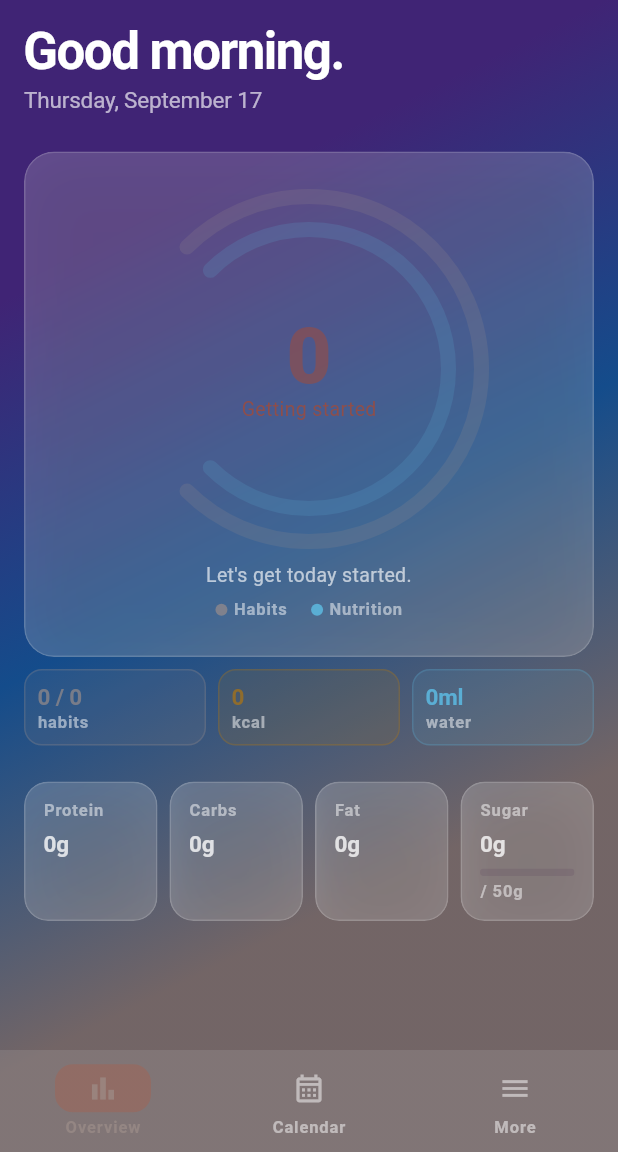
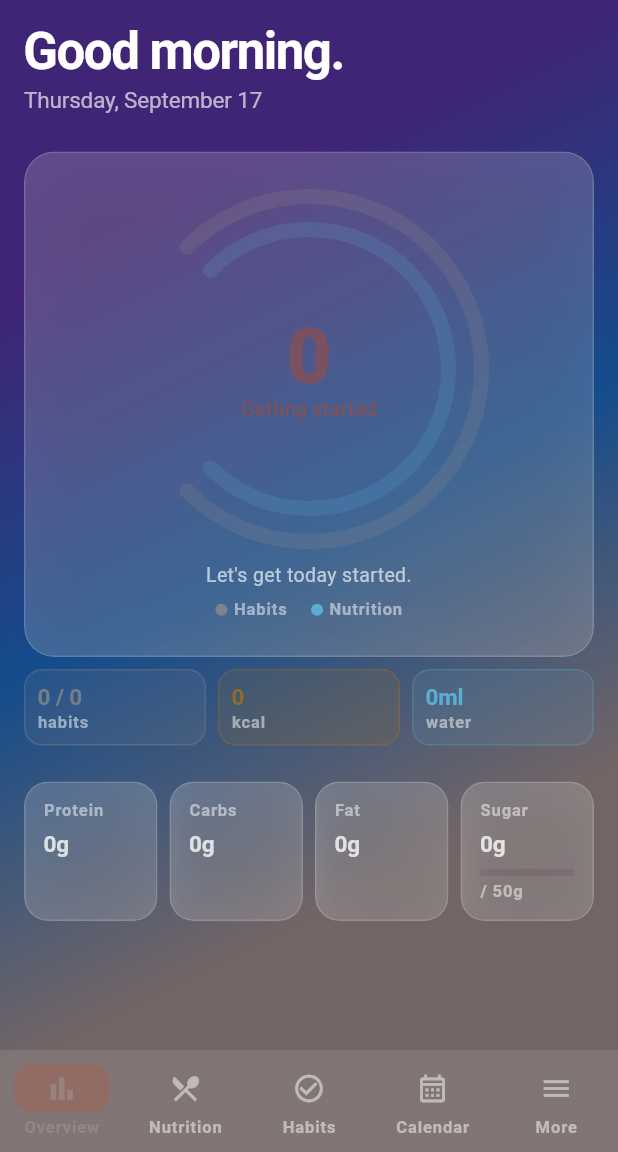
Before and after one commit to KieshaWalker/showUp-flutter, a Flutter app: the screen it shows once a user with an empty profile is signed in, on a phone screen of 412 x 824 dp, the part 84-1236 px from its top. Run offline on Flutter 3.47's test engine with Material 3 defaults, Android fonts, the phone set to English and light mode, and no system bars; our stand-ins replace confetti, drift, drift_flutter, flutter_riverpod, flutter_svg, image_picker and 1 more; accounts and stored records are empty; generated files the repository leaves out were written again.

Commit message:
Add Nutrition and Habits to bottom nav
Bottom nav is now Overview, Nutrition, Habits, Calendar, More.
Pantry and Settings moved into the More menu sheet.

Co-Authored-By: Claude Sonnet 5 <noreply@anthropic.com>

```diff
--- a/lib/main.dart
+++ b/lib/main.dart
@@ -25,7 +25,9 @@ import 'src/features/calendar/calendar_screen.dart';
 //        • no session      → show AuthScreen (login / sign-up)
 //
 // AppShell:
-//   Renders the bottom nav bar and swaps between the 7 main screens.
+//   Renders the bottom nav bar (Overview, Nutrition, Habits, Calendar, More)
+//   and swaps between the 6 main screens. Pantry and Settings live behind
+//   the "More" tab's menu sheet instead of getting their own nav slot.
 //   On first mount it calls syncFromRemote() on all three notifiers so the
 //   app catches up with any data added on other devices.
 //
@@ -33,12 +35,12 @@ import 'src/features/calendar/calendar_screen.dart';
 //   env.dart              — provides SUPABASE_URL and SUPABASE_ANON_KEY
 //   auth_provider.dart    — authStateProvider drives the auth gate
 //   auth_screen.dart      — shown when logged out
-//   presentation_screen   — Overview tab (index 0)
-//   calendar_screen       — Calendar tab (index 1)
-//   nutrition_screen      — Nutrition tab (index 2)
-//   pantry_screen         — Pantry tab (index 3)
-//   habits_screen         — Habits tab (index 4)
-//   settings_screen       — Settings tab (index 6)
+//   presentation_screen   — Overview tab (screen index 0)
+//   nutrition_screen      — Nutrition tab (screen index 1)
+//   pantry_screen         — Pantry (screen index 2, in the "More" menu)
+//   habits_screen         — Habits tab (screen index 3)
+//   calendar_screen       — Calendar tab (screen index 4)
+//   settings_screen       — Settings (screen index 5, in the "More" menu)
 
 /// Entry point for the Show Up application.
 Future<void> main() async {
@@ -155,13 +157,19 @@ class _AppShellState extends ConsumerState<AppShell> {
         bottomNavigationBar: NavigationBar(
           selectedIndex: _currentIndex == 0
               ? 0
-              : _currentIndex == 4
+              : _currentIndex == 1
                   ? 1
-                  : 2,
+                  : _currentIndex == 3
+                      ? 2
+                      : _currentIndex == 4
+                          ? 3
+                          : 4,
           onDestinationSelected: (i) {
-            if (i == 2) {
+            if (i == 4) {
               _openMenu();
-            } else if (i == 1) {
+            } else if (i == 2) {
+              setState(() => _currentIndex = 3); // Habits
+            } else if (i == 3) {
               setState(() => _currentIndex = 4); // Calendar
             } else {
               setState(() => _currentIndex = i);
@@ -172,6 +180,16 @@ class _AppShellState extends ConsumerState<AppShell> {
               icon: Icon(Icons.bar_chart_outlined),
               selectedIcon: Icon(Icons.bar_chart),
               label: 'Overview',
+            ),
+            NavigationDestination(
+              icon: Icon(Icons.restaurant_menu_outlined),
+              selectedIcon: Icon(Icons.restaurant_menu),
+              label: 'Nutrition',
+            ),
+            NavigationDestination(
+              icon: Icon(Icons.check_circle_outline),
+              selectedIcon: Icon(Icons.check_circle),
+              label: 'Habits',
             ),
             NavigationDestination(
               icon: Icon(Icons.calendar_month_outlined),
@@ -199,8 +217,6 @@ class _MenuSheet extends StatelessWidget {
   @override
   Widget build(BuildContext context) {
     final items = [
-      (index: 3, icon: Icons.check_circle_outline, label: 'Habits'),
-      (index: 1, icon: Icons.restaurant_menu_outlined, label: 'Nutrition'),
       (index: 2, icon: Icons.kitchen_outlined, label: 'Pantry'),
       (index: 5, icon: Icons.settings_outlined, label: 'Settings'),
     ];
```
